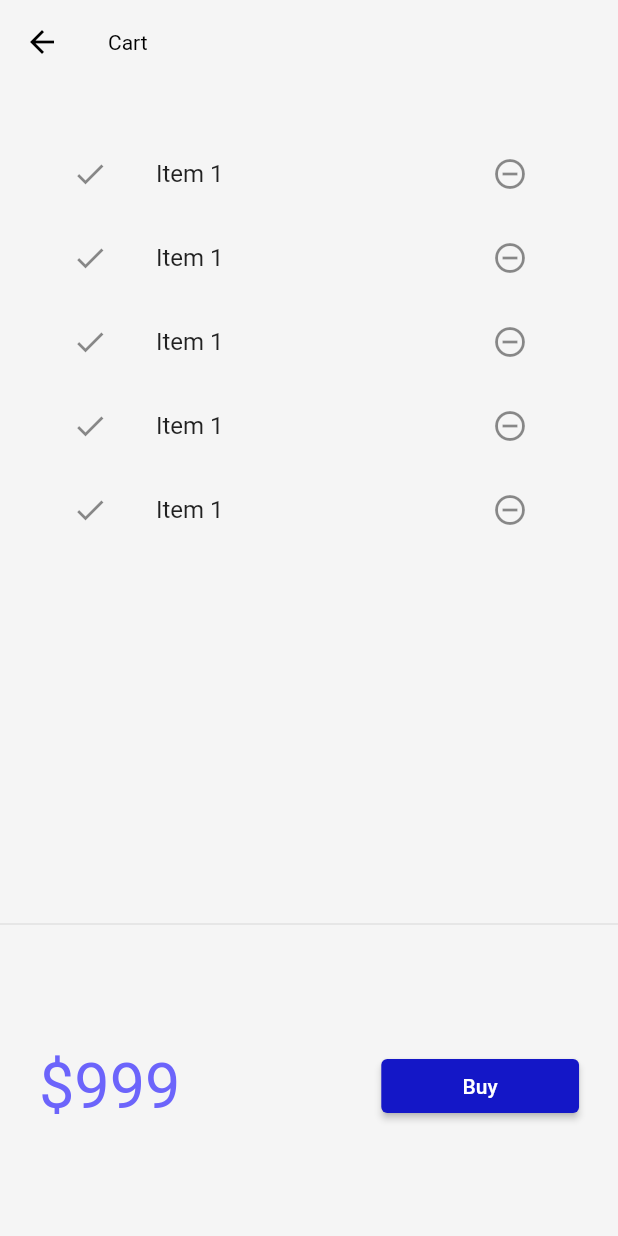
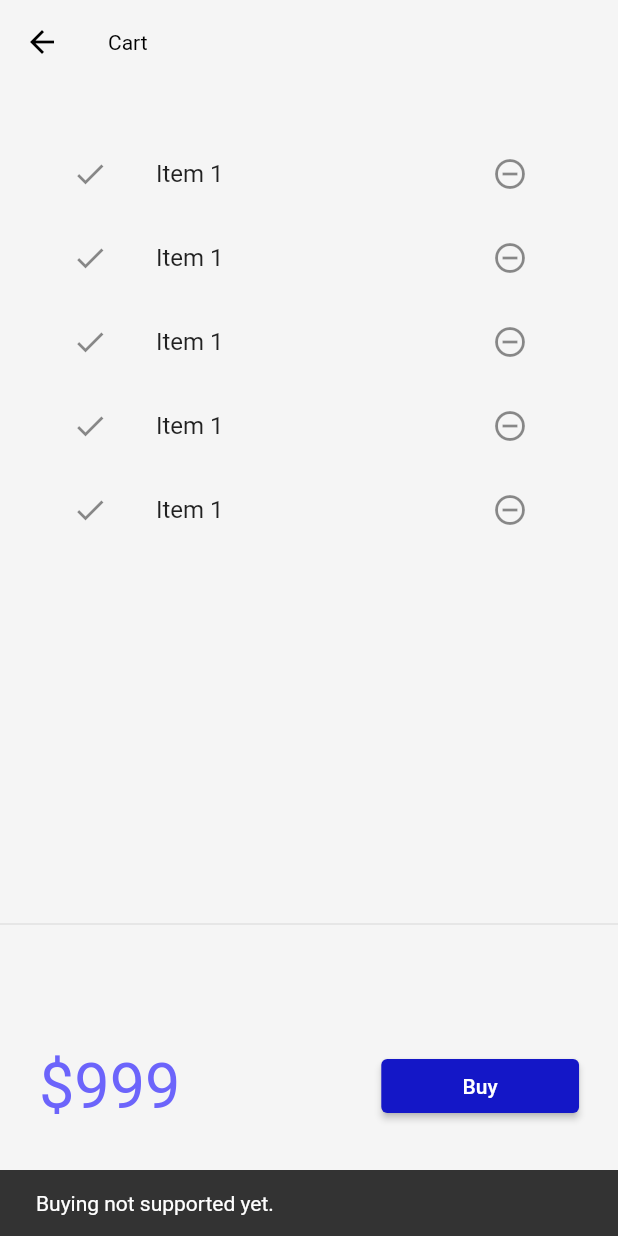
Before and after one commit to hga-777/Catalog_App, a Flutter app: the CartPage screen opened by its route, after a tap on "Buy", on a phone screen of 412 x 824 dp. Run offline on Flutter 3.47's test engine with Material 2 defaults, Android fonts, the phone set to English and light mode, and no system bars; our stand-ins replace google_fonts, velocity_x; missing offline and left inert: dart:ffi.

```diff
--- a/lib/Pages/cart_page.dart
+++ b/lib/Pages/cart_page.dart
@@ -5,46 +5,47 @@ import 'package:flutter/material.dart';
 import 'package:flutter_catalog/widgets/theme.dart';
 import 'package:velocity_x/velocity_x.dart';
 
-
-
 class CartPage extends StatelessWidget {
-
   @override
   Widget build(BuildContext context) {
     return Scaffold(
       backgroundColor: context.canvasColor,
-      appBar: AppBar(backgroundColor: context.canvasColor,
-      title: Text("Cart"),),
+      appBar: AppBar(
+        backgroundColor: context.canvasColor,
+        title: Text("Cart"),
+      ),
       body: Column(children: [
-       _CartList().p32().expand(),  //placeholder ek widget h jo ki bta rha ek space liya gya h and expand krne se saara available space le rakha h
-       Divider(),
-       _CartTotal(),
-
+        _CartList()
+            .p32()
+            .expand(), //placeholder ek widget h jo ki bta rha ek space liya gya h and expand krne se saara available space le rakha h
+        Divider(),
+        _CartTotal(),
       ]),
     );
   }
 }
 
 class _CartTotal extends StatelessWidget {
-
   @override
   Widget build(BuildContext context) {
-    return SizedBox(    //yeh krne se hmlog height ,width aaram se add kr sakte h
+    return SizedBox(
+      //yeh krne se hmlog height ,width aaram se add kr sakte h
       height: 200,
-      child: Row(
-        mainAxisAlignment: MainAxisAlignment.spaceAround,
-        children: [
-       "\$999".text.xl5.color(Theme.of(context).colorScheme.secondary).make(),
+      child: Row(mainAxisAlignment: MainAxisAlignment.spaceAround, children: [
+        "\$999".text.xl5.color(Theme.of(context).colorScheme.secondary).make(),
         30.widthBox,
-       ElevatedButton(onPressed: (){},
-       style: ButtonStyle(
-        backgroundColor:
-        MaterialStateProperty.all(MyTheme.darkBluish),
-
-       ),
-       child: "Buy".text.white.make(),).w32(context),
+        ElevatedButton(
+          onPressed: () {
+            ScaffoldMessenger.of(context).showSnackBar(SnackBar(
+              content: "Buying not supported yet.".text.make(),
+            ));
+          },
+          style: ButtonStyle(
+            backgroundColor: MaterialStateProperty.all(MyTheme.darkBluish),
+          ),
+          child: "Buy".text.white.make(),
+        ).w32(context),
       ]),
-
     );
   }
 }
```
Also changed, not shown: lib/models/cart.dart (added, +39 -0 lines).
